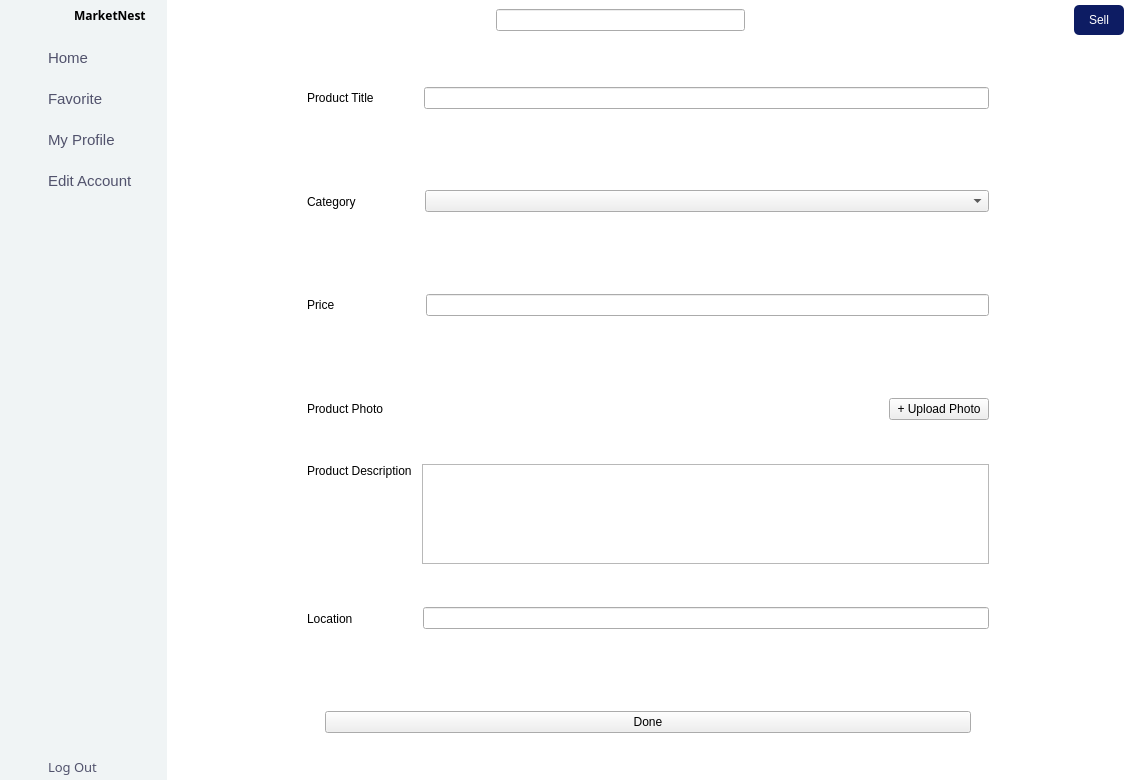
Qt form mainAppUi.ui (Menthhh/The-Market-Nest) before a commit.
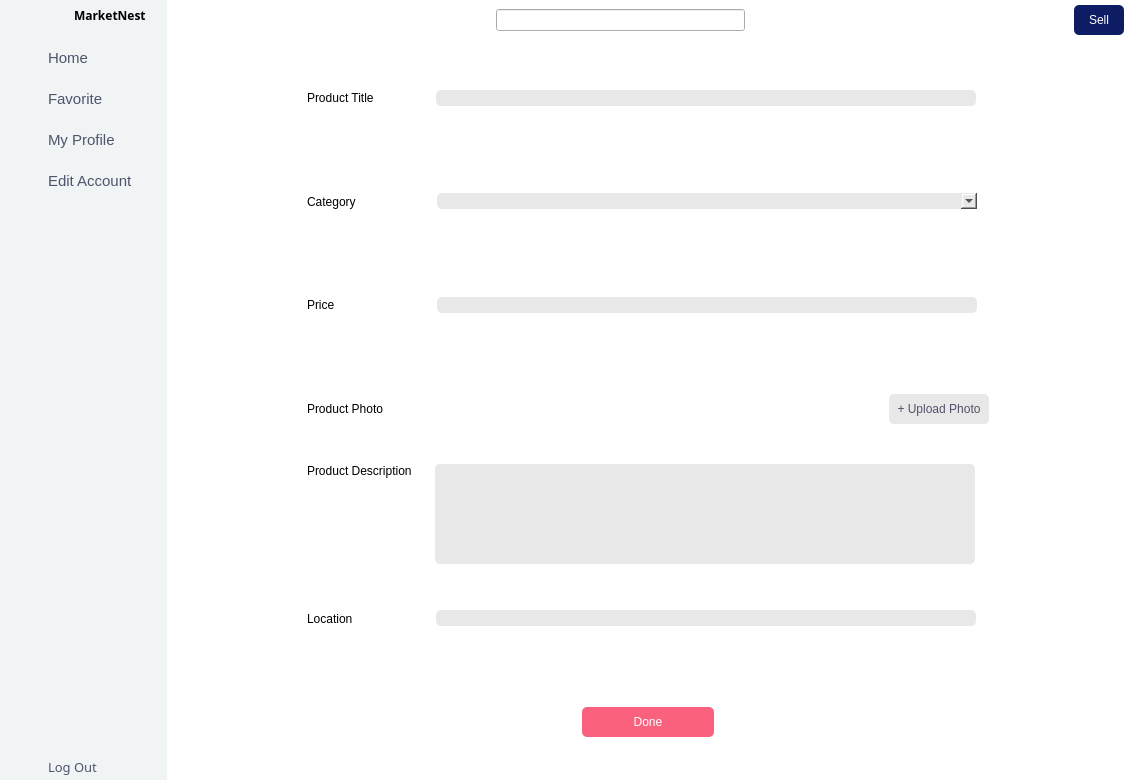
The same form after that commit. The open tabs and pages were chosen to show the change. Icons and pictures are not drawn.

What changed in the file:
```diff
--- a/mainAppUi.ui
+++ b/mainAppUi.ui
@@ -693,9 +693,27 @@
                 <layout class="QGridLayout" name="gridLayout_49">
                  <item row="0" column="0">
                   <widget class="QWidget" name="widget_37" native="true">
+                   <property name="maximumSize">
+                    <size>
+                     <width>150</width>
+                     <height>16777215</height>
+                    </size>
+                   </property>
                    <layout class="QGridLayout" name="gridLayout_48">
                     <item row="0" column="0">
                      <widget class="QPushButton" name="doneAddBtn_1">
+                      <property name="minimumSize">
+                       <size>
+                        <width>0</width>
+                        <height>30</height>
+                       </size>
+                      </property>
+                      <property name="styleSheet">
+                       <string notr="true">background-color: rgb(249, 97, 125);
+font: 500 9pt &quot;Josefin Sans Medium&quot;;
+color: white;
+border-radius: 5px;</string>
+                      </property>
                       <property name="text">
                        <string>Done</string>
                       </property>
@@ -775,7 +793,20 @@
                      <number>0</number>
                     </property>
                     <item row="0" column="0">
-                     <widget class="QLineEdit" name="productLocation"/>
+                     <widget class="QLineEdit" name="productLocation">
+                      <property name="maximumSize">
+                       <size>
+                        <width>540</width>
+                        <height>16777215</height>
+                       </size>
+                      </property>
+                      <property name="styleSheet">
+                       <string notr="true">background-color: #e8e8e8;
+color: rgb(232, 232, 232);
+border-radius: 5px;
+color: rgb(0,0,0);</string>
+                      </property>
+                     </widget>
                     </item>
                    </layout>
                   </widget>
@@ -851,7 +882,20 @@
                      <number>0</number>
                     </property>
                     <item row="0" column="0">
-                     <widget class="QLineEdit" name="productPrice"/>
+                     <widget class="QLineEdit" name="productPrice">
+                      <property name="maximumSize">
+                       <size>
+                        <width>540</width>
+                        <height>16777215</height>
+                       </size>
+                      </property>
+                      <property name="styleSheet">
+                       <string notr="true">background-color: #e8e8e8;
+color: rgb(232, 232, 232);
+border-radius: 5px;
+color: rgb(0,0,0);</string>
+                      </property>
+                     </widget>
                     </item>
                    </layout>
                   </widget>
@@ -940,6 +984,20 @@
                     </property>
                     <item row="0" column="0">
                      <widget class="QPushButton" name="uploadPhotoBtn">
+                      <property name="minimumSize">
+                       <size>
+                        <width>0</width>
+                        <height>30</height>
+                       </size>
+                      </property>
+                      <property name="styleSheet">
+                       <string notr="true">background-color: #e8e8e8;
+border-radius: 5px;
+color: #51526C;
+font: 500 9pt &quot;Josefin Sans Medium&quot;;
+
+</string>
+                      </property>
                       <property name="text">
                        <string>+ Upload Photo</string>
                       </property>
@@ -1022,7 +1080,20 @@
                      <number>0</number>
                     </property>
                     <item row="0" column="0">
-                     <widget class="QLineEdit" name="productTitle"/>
+                     <widget class="QLineEdit" name="productTitle">
+                      <property name="maximumSize">
+                       <size>
+                        <width>540</width>
+                        <height>16777215</height>
+                       </size>
+                      </property>
+                      <property name="styleSheet">
+                       <string notr="true">background-color: #e8e8e8;
+color: rgb(232, 232, 232);
+border-radius: 5px;
+color: rgb(0,0,0);</string>
+                      </property>
+                     </widget>
                     </item>
                    </layout>
                   </widget>
@@ -1116,7 +1187,20 @@
                      <number>0</number>
                     </property>
                     <item row="0" column="0">
-                     <widget class="QComboBox" name="productCategory"/>
+                     <widget class="QComboBox" name="productCategory">
+                      <property name="maximumSize">
+                       <size>
+                        <width>540</width>
+                        <height>16777215</height>
+                       </size>
+                      </property>
+                      <property name="styleSheet">
+                       <string notr="true">background-color: #e8e8e8;
+color: rgb(232, 232, 232);
+border-radius: 5px;
+color: rgb(0,0,0);</string>
+                      </property>
+                     </widget>
                     </item>
                    </layout>
                   </widget>
@@ -1210,13 +1294,19 @@
                      <widget class="QPlainTextEdit" name="productDesc">
                       <property name="maximumSize">
                        <size>
-                        <width>16777215</width>
+                        <width>540</width>
                         <height>100</height>
                        </size>
                       </property>
                       <property name="autoFillBackground">
                        <bool>false</bool>
                       </property>
+                      <property name="styleSheet">
+                       <string notr="true">background-color: #e8e8e8;
+color: rgb(232, 232, 232);
+border-radius: 5px;
+color: rgb(0,0,0);</string>
+                      </property>
                      </widget>
                     </item>
                    </layout>
```
Left out of the diff: 248 changed lines with no effect on the pictures.
